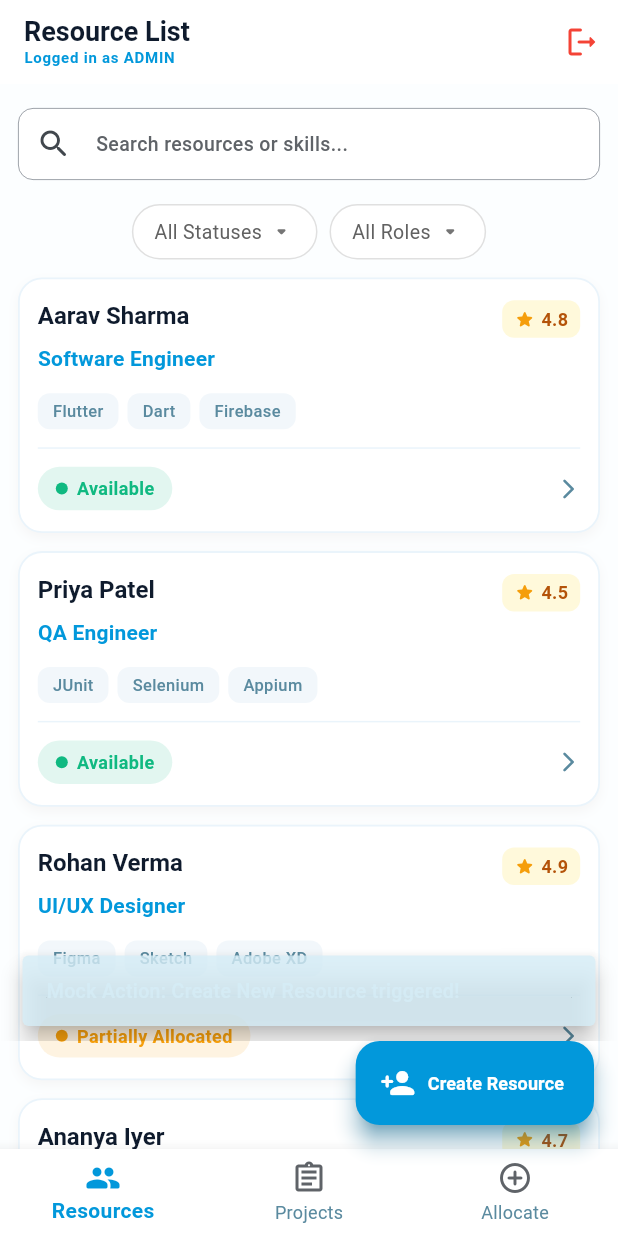
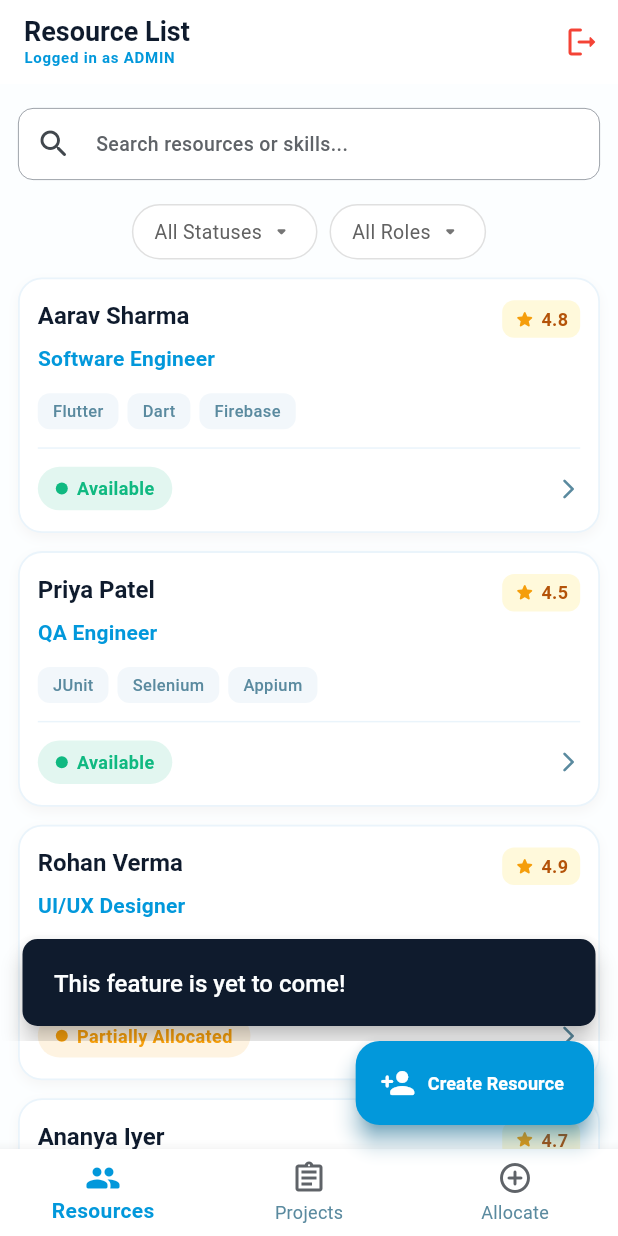
Before and after one commit to vishnuunleashed/Resource-Management-App, a Flutter app: the HomeMainScreen screen opened by its route, after a tap on "Create Resource", on a phone screen of 412 x 824 dp. Run offline on Flutter 3.47's test engine with Material 3 defaults, Android fonts, the phone set to English and light mode, and no system bars; our stand-ins replace connectivity_plus, flutter_riverpod, go_router.

Commit message:
first commit

```diff
--- a/lib/features/resource_management/presentation/view/home_main_screen.dart
+++ b/lib/features/resource_management/presentation/view/home_main_screen.dart
@@ -1,3 +1,4 @@
+import 'package:resourcemanagementapp/features/base/presentation/utility/base_snackbar.dart';
 import 'package:resourcemanagementapp/features/resource_management/presentation/provider/auth_provider.dart';
 import 'package:resourcemanagementapp/features/resource_management/presentation/view/resource/resource_list_tab.dart';
 import 'package:resourcemanagementapp/features/resource_management/presentation/view/resource/resource_detail_screen.dart' show activeTabProvider;
@@ -61,12 +62,7 @@ class HomeMainScreen extends ConsumerWidget {
               backgroundColor: Theme.of(context).primaryColor,
               foregroundColor: Colors.white,
               onPressed: () {
-                ScaffoldMessenger.of(context).showSnackBar(
-                  const SnackBar(
-                    content: Text("Mock Action: Create New Resource triggered!"),
-                    behavior: SnackBarBehavior.floating,
-                  ),
-                );
+                BaseSnackBar().show(message: "This feature is yet to come!");
               },
               icon: const Icon(Icons.person_add_rounded),
               label: const Text("Create Resource"),
@@ -76,12 +72,8 @@ class HomeMainScreen extends ConsumerWidget {
                   backgroundColor: Theme.of(context).primaryColor,
                   foregroundColor: Colors.white,
                   onPressed: () {
-                    ScaffoldMessenger.of(context).showSnackBar(
-                      const SnackBar(
-                        content: Text("Mock Action: Create New Project triggered!"),
-                        behavior: SnackBarBehavior.floating,
-                      ),
-                    );
+                    BaseSnackBar().show(message: 'This feature is yet to come');
+
                   },
                   icon: const Icon(Icons.add_task_rounded),
                   label: const Text("Create Project"),
```
